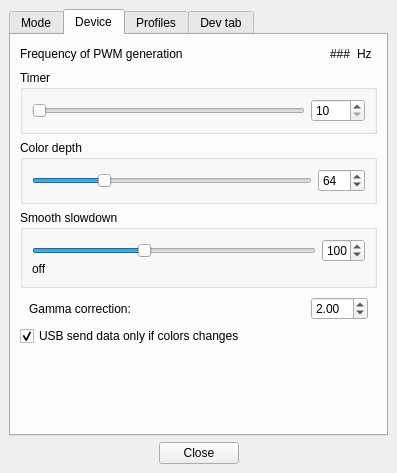
First picture: the form in Software/src/mainwindow.ui, repository Atarity/Lightpack, before the edit.
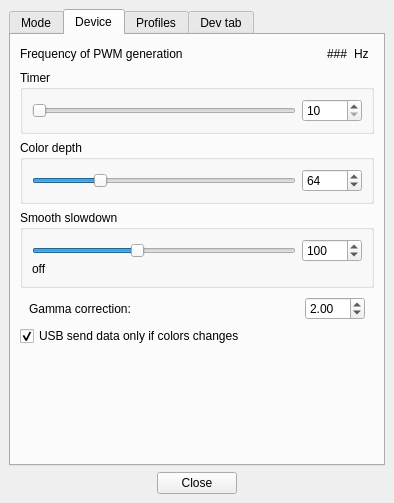
Second picture: the form after the edit. The open tabs and pages were chosen to show the change. Icons and pictures are not drawn. Custom widgets are drawn as their Qt base class.

Commit message: Software: Fixes Issue 107

```diff
--- a/Software/src/mainwindow.ui
+++ b/Software/src/mainwindow.ui
@@ -7,8 +7,8 @@
    <rect>
     <x>0</x>
     <y>0</y>
-    <width>397</width>
-    <height>473</height>
+    <width>394</width>
+    <height>503</height>
    </rect>
   </property>
   <property name="windowTitle">
@@ -768,7 +768,7 @@
           <property name="title">
            <string>Timer</string>
           </property>
-          <layout class="QHBoxLayout" name="horizontalLayout_5">
+          <layout class="QHBoxLayout" name="horizontalLayout_6">
            <item>
             <widget class="QSlider" name="horizontalSlider_HW_OCR">
              <property name="minimum">
@@ -790,6 +790,18 @@
            </item>
            <item>
             <widget class="QSpinBox" name="spinBox_HW_OCR">
+             <property name="minimumSize">
+              <size>
+               <width>60</width>
+               <height>0</height>
+              </size>
+             </property>
+             <property name="maximumSize">
+              <size>
+               <width>60</width>
+               <height>16777215</height>
+              </size>
+             </property>
              <property name="minimum">
               <number>10</number>
              </property>
@@ -809,7 +821,7 @@
           <property name="title">
            <string>Color depth</string>
           </property>
-          <layout class="QHBoxLayout" name="horizontalLayout_6">
+          <layout class="QHBoxLayout" name="horizontalLayout_5">
            <item>
             <widget class="QSlider" name="horizontalSlider_HW_ColorDepth">
              <property name="minimum">
@@ -831,6 +843,18 @@
            </item>
            <item>
             <widget class="QSpinBox" name="spinBox_HW_ColorDepth">
+             <property name="minimumSize">
+              <size>
+               <width>60</width>
+               <height>0</height>
+              </size>
+             </property>
+             <property name="maximumSize">
+              <size>
+               <width>60</width>
+               <height>16777215</height>
+              </size>
+             </property>
              <property name="minimum">
               <number>2</number>
              </property>
@@ -863,7 +887,7 @@
            <property name="bottomMargin">
             <number>9</number>
            </property>
-           <item row="0" column="0" rowspan="2" colspan="2">
+           <item row="0" column="0" rowspan="2">
             <widget class="QSlider" name="horizontalSlider_HW_SmoothSlowdown">
              <property name="minimum">
               <number>0</number>
@@ -886,13 +910,13 @@
             <widget class="QSpinBox" name="spinBox_HW_SmoothSlowdown">
              <property name="minimumSize">
               <size>
-               <width>20</width>
+               <width>60</width>
                <height>0</height>
               </size>
              </property>
              <property name="maximumSize">
               <size>
-               <width>43</width>
+               <width>60</width>
                <height>16777215</height>
               </size>
              </property>
@@ -946,6 +970,18 @@
           </item>
           <item>
            <widget class="QDoubleSpinBox" name="doubleSpinBox_HW_GammaCorrection">
+            <property name="minimumSize">
+             <size>
+              <width>60</width>
+              <height>0</height>
+             </size>
+            </property>
+            <property name="maximumSize">
+             <size>
+              <width>60</width>
+              <height>16777215</height>
+             </size>
+            </property>
             <property name="minimum">
              <double>0.010000000000000</double>
             </property>
```
Left out of the diff: 49 changed lines with no effect on the pictures.
